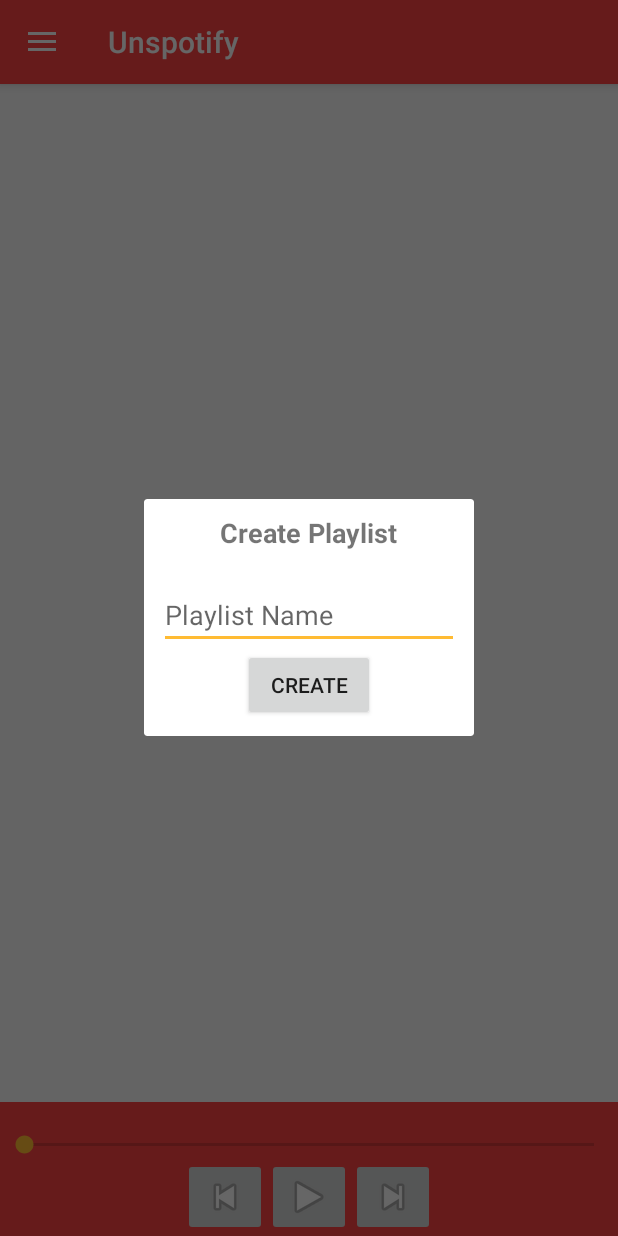
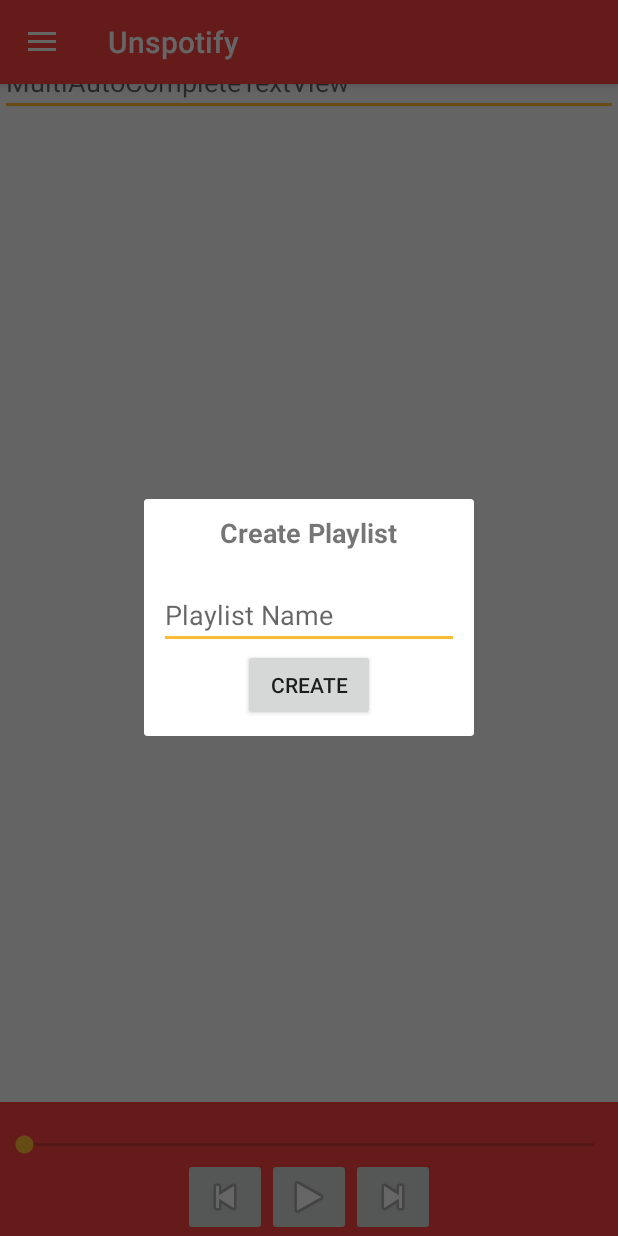
Before and after one commit to eltonvs/unspotify, an Android app: the MainActivity screen opened directly, with no data from a screen before it, in the side drawer, after a tap on "Add Playlist", on a phone screen of 412 x 824 dp. Run offline under Robolectric (Android 15) with nearby library versions, the phone set to English and light mode, and no system bars.

Commit message:
MODAFUCKING AUTO COMPLETE BEATIFUL PACARAI VAI SI FUDE

```diff
--- a/app/src/main/res/layout/content_main.xml
+++ b/app/src/main/res/layout/content_main.xml
@@ -12,8 +12,8 @@
         android:id="@+id/listMusics"
         android:layout_width="wrap_content"
         android:layout_height="match_parent"
-        android:layout_above="@+id/footer"/>
-
+        android:layout_above="@+id/footer"
+        android:layout_below="@+id/multiAutoCompleteTextView"/>
 
     <include
         android:id="@+id/footer"
@@ -21,4 +21,11 @@
         android:layout_height="wrap_content"
         android:layout_alignParentBottom="true"
         layout="@layout/include_player" />
+
+    <MultiAutoCompleteTextView
+        android:hint="MultiAutoCompleteTextView"
+        android:layout_width="match_parent"
+        android:layout_height="wrap_content"
+        android:lines="1"
+        android:id="@+id/multiAutoCompleteTextView"/>
 </RelativeLayout>
```
Also changed, not shown: app/src/main/AndroidManifest.xml (+4 -3 lines), app/src/main/java/com/imd/lp2/unspotify/view/MainActivity.java (+96 -64 lines), app/src/main/java/com/imd/lp2/unspotify/view/PlaylistsActivity.java (+50 -12 lines).
